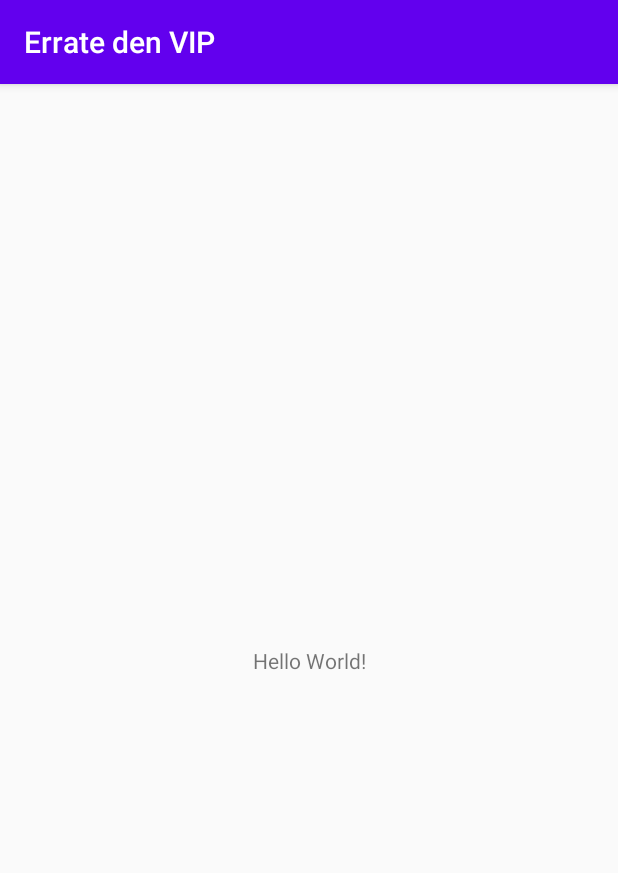
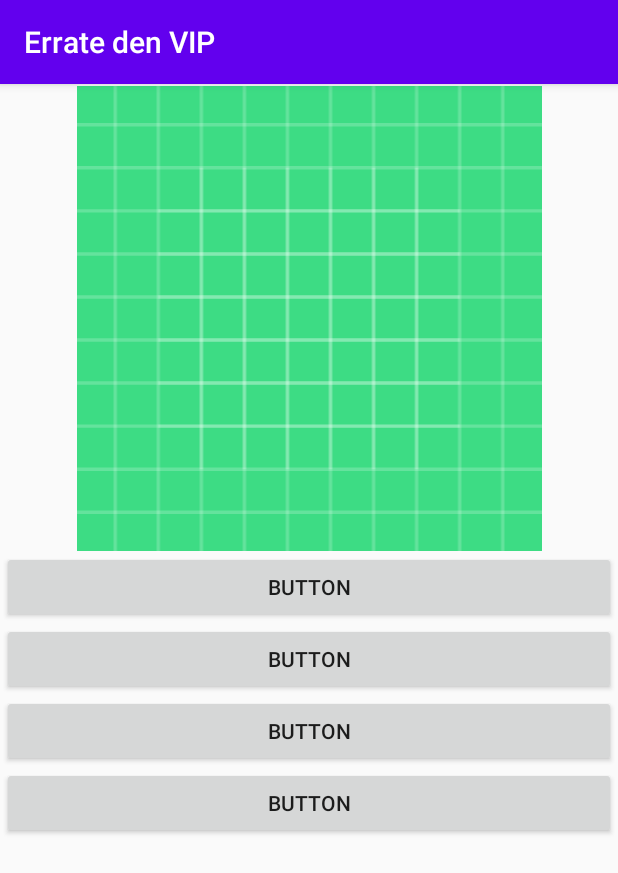
Before and after one commit to NadineGB/ErrateDenVIP, an Android app: the screen it shows after launch (MainActivity), on a phone screen of 412 x 824 dp. Shown: the top 873 px of the screen. Run offline under Robolectric (Android 15) with nearby library versions, the phone set to English and light mode, and no system bars.

Commit message:
Layout fertig Downloadklasse fertig

```diff
--- a/app/src/main/AndroidManifest.xml
+++ b/app/src/main/AndroidManifest.xml
@@ -1,6 +1,8 @@
 <?xml version="1.0" encoding="utf-8"?>
 <manifest xmlns:android="http://schemas.android.com/apk/res/android"
     package="com.example.erratedenvip">
+
+    <uses-permission android:name="android.permission.INTERNET"></uses-permission>
 
     <application
         android:allowBackup="true"
--- a/app/src/main/java/com/example/erratedenvip/MainActivity.java
+++ b/app/src/main/java/com/example/erratedenvip/MainActivity.java
@@ -1,14 +1,63 @@
 package com.example.erratedenvip;
 
+import android.os.AsyncTask;
 import android.os.Bundle;
+import android.widget.Button;
+import android.widget.ImageView;
 
 import androidx.appcompat.app.AppCompatActivity;
 
+import java.io.InputStream;
+import java.io.InputStreamReader;
+import java.net.HttpURLConnection;
+import java.net.URL;
+
 public class MainActivity extends AppCompatActivity {
+
+    Button button0, button1, button2, button3;
+    ImageView imageView;
+
+    public class DownloadTask extends AsyncTask<String, Void, String> {
+
+        @Override
+        protected String doInBackground(String... urls) {
+            String result = "";
+            URL url;
+            HttpURLConnection urlConnection = null;
+
+            try {
+                url = new URL(urls[0]);
+                urlConnection = (HttpURLConnection) url.openConnection();
+                InputStream inputStream = urlConnection.getInputStream();
+                InputStreamReader reader = new InputStreamReader(inputStream);
+                int data = reader.read();
+
+                while (data != -1) {
+                    char current = (char) data;
+                    result += current;
+                    data = reader.read();
+                }
+                return result;
+
+            } catch (Exception e) {
+                e.printStackTrace();
+                return null;
+            }
+        }
+    }
 
     @Override
     protected void onCreate(Bundle savedInstanceState) {
         super.onCreate(savedInstanceState);
         setContentView(R.layout.activity_main);
+
+        button0 = findViewById(R.id.button0);
+        button1 = findViewById(R.id.button1);
+        button2 = findViewById(R.id.button2);
+        button3 = findViewById(R.id.button3);
+        imageView = findViewById(R.id.imageView);
+
+        DownloadTask task = new DownloadTask();
+        String result = null;
     }
 }
--- a/app/src/main/res/layout/activity_main.xml
+++ b/app/src/main/res/layout/activity_main.xml
@@ -6,13 +6,51 @@
     android:layout_height="match_parent"
     tools:context=".MainActivity">
 
-    <TextView
-        android:layout_width="wrap_content"
-        android:layout_height="wrap_content"
-        android:text="Hello World!"
+    <LinearLayout
+        android:layout_width="match_parent"
+        android:layout_height="match_parent"
+        android:layout_marginStart="1dp"
+        android:layout_marginTop="1dp"
+        android:layout_marginEnd="1dp"
+        android:layout_marginBottom="1dp"
+        android:orientation="vertical"
         app:layout_constraintBottom_toBottomOf="parent"
-        app:layout_constraintLeft_toLeftOf="parent"
-        app:layout_constraintRight_toRightOf="parent"
-        app:layout_constraintTop_toTopOf="parent" />
+        app:layout_constraintEnd_toEndOf="parent"
+        app:layout_constraintStart_toStartOf="parent"
+        app:layout_constraintTop_toTopOf="parent">
 
+        <ImageView
+            android:id="@+id/imageView"
+            android:layout_width="match_parent"
+            android:layout_height="310dp"
+            app:srcCompat="@drawable/ic_launcher_background" />
+
+        <Button
+            android:id="@+id/button0"
+            android:layout_width="match_parent"
+            android:layout_height="wrap_content"
+            android:text="Button"
+            android:tag="0" />
+
+        <Button
+            android:id="@+id/button1"
+            android:layout_width="match_parent"
+            android:layout_height="wrap_content"
+            android:text="Button"
+            android:tag="1" />
+
+        <Button
+            android:id="@+id/button2"
+            android:layout_width="match_parent"
+            android:layout_height="wrap_content"
+            android:text="Button"
+            android:tag="2" />
+
+        <Button
+            android:id="@+id/button3"
+            android:layout_width="match_parent"
+            android:layout_height="wrap_content"
+            android:text="Button"
+            android:tag="3" />
+    </LinearLayout>
 </androidx.constraintlayout.widget.ConstraintLayout>
```
